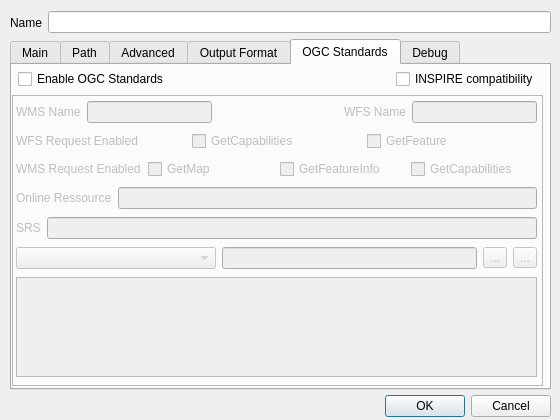
The window that ui/mapSetting.ui (guardeivid/MapfileEditor) describes before a commit, drawn with Qt 5.
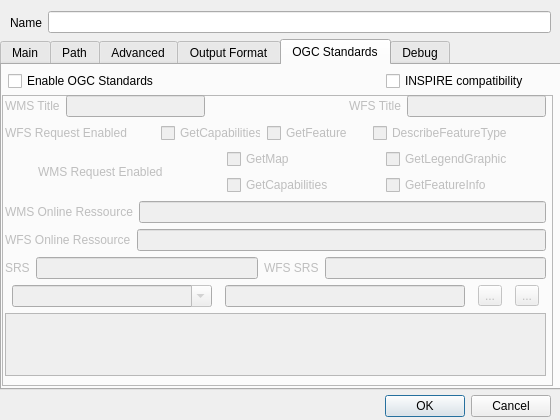
The same window after the commit. The open tabs and pages were chosen to show the change. Icons and pictures are not drawn. Custom widgets are drawn as their Qt base class.

Commit message: add ogcStandard support

The edit to the form file:
```diff
--- a/ui/mapSetting.ui
+++ b/ui/mapSetting.ui
@@ -56,9 +56,9 @@
   <widget class="QTabWidget" name="settingsForm">
    <property name="geometry">
     <rect>
-     <x>10</x>
+     <x>0</x>
      <y>39</y>
-     <width>541</width>
+     <width>561</width>
      <height>351</height>
     </rect>
    </property>
@@ -1472,7 +1472,7 @@
       <rect>
        <x>0</x>
        <y>30</y>
-       <width>531</width>
+       <width>551</width>
        <height>291</height>
       </rect>
      </property>
@@ -1485,9 +1485,9 @@
      <widget class="QWidget" name="layoutWidget">
       <property name="geometry">
        <rect>
-        <x>4</x>
-        <y>4</y>
-        <width>521</width>
+        <x>3</x>
+        <y>0</y>
+        <width>541</width>
         <height>281</height>
        </rect>
       </property>
@@ -1497,7 +1497,7 @@
          <item>
           <widget class="QLabel" name="label_3">
            <property name="text">
-            <string>WMS Name</string>
+            <string>WMS Title</string>
            </property>
           </widget>
          </item>
@@ -1520,7 +1520,7 @@
          <item>
           <widget class="QLabel" name="label_4">
            <property name="text">
-            <string>WFS Name</string>
+            <string>WFS Title</string>
            </property>
           </widget>
          </item>
@@ -1532,57 +1532,127 @@
        <item>
         <layout class="QHBoxLayout" name="horizontalLayout_33">
          <item>
-          <widget class="QLabel" name="label_6">
+          <widget class="QLabel" name="mf_map_web_md_wfs_enable_label">
+           <property name="maximumSize">
+            <size>
+             <width>150</width>
+             <height>16777215</height>
+            </size>
+           </property>
            <property name="text">
             <string>WFS Request Enabled</string>
            </property>
           </widget>
          </item>
          <item>
-          <widget class="QCheckBox" name="checkBox_5">
+          <widget class="QCheckBox" name="mf_map_web_md_wfs_enable_gc">
+           <property name="maximumSize">
+            <size>
+             <width>100</width>
+             <height>16777215</height>
+            </size>
+           </property>
            <property name="text">
             <string>GetCapabilities</string>
            </property>
           </widget>
          </item>
          <item>
-          <widget class="QCheckBox" name="checkBox_2">
+          <widget class="QCheckBox" name="mf_map_web_md_wfs_enable_gf">
+           <property name="maximumSize">
+            <size>
+             <width>100</width>
+             <height>16777215</height>
+            </size>
+           </property>
            <property name="text">
             <string>GetFeature</string>
            </property>
           </widget>
          </item>
+         <item>
+          <widget class="QCheckBox" name="mf_map_web_md_wfs_enable_dft">
+           <property name="text">
+            <string>DescribeFeatureType</string>
+           </property>
+          </widget>
+         </item>
         </layout>
        </item>
        <item>
         <layout class="QHBoxLayout" name="horizontalLayout_32">
          <item>
-          <widget class="QLabel" name="label_7">
+          <widget class="QLabel" name="mf_map_web_md_wms_enable_label">
+           <property name="maximumSize">
+            <size>
+             <width>150</width>
+             <height>16777215</height>
+            </size>
+           </property>
            <property name="text">
             <string>WMS Request Enabled</string>
            </property>
           </widget>
          </item>
          <item>
-          <widget class="QCheckBox" name="checkBox_3">
-           <property name="text">
-            <string>GetMap</string>
-           </property>
-          </widget>
+          <layout class="QVBoxLayout" name="verticalLayout_7">
+           <item>
+            <widget class="QCheckBox" name="mf_map_web_md_wms_enable_gm">
+             <property name="maximumSize">
+              <size>
+               <width>70</width>
+               <height>16777215</height>
+              </size>
+             </property>
+             <property name="text">
+              <string>GetMap</string>
+             </property>
+            </widget>
+           </item>
+           <item>
+            <widget class="QCheckBox" name="mf_map_web_md_wms_enable_gc">
+             <property name="maximumSize">
+              <size>
+               <width>120</width>
+               <height>16777215</height>
+              </size>
+             </property>
+             <property name="text">
+              <string>GetCapabilities</string>
+             </property>
+            </widget>
+           </item>
+          </layout>
          </item>
          <item>
-          <widget class="QCheckBox" name="checkBox_4">
-           <property name="text">
-            <string>GetFeatureInfo</string>
-           </property>
-          </widget>
-         </item>
-         <item>
-          <widget class="QCheckBox" name="checkBox_6">
-           <property name="text">
-            <string>GetCapabilities</string>
-           </property>
-          </widget>
+          <layout class="QVBoxLayout" name="verticalLayout_6">
+           <item>
+            <widget class="QCheckBox" name="mf_map_web_md_wms_enable_glg">
+             <property name="maximumSize">
+              <size>
+               <width>150</width>
+               <height>16777215</height>
+              </size>
+             </property>
+             <property name="text">
+              <string>GetLegendGraphic</string>
+             </property>
+            </widget>
+           </item>
+           <item>
+            <widget class="QCheckBox" name="mf_map_web_md_wms_enable_gfi">
+             <property name="maximumSize">
+              <size>
+               <width>115</width>
+               <height>16777215</height>
+              </size>
+             </property>
+             <property name="text">
+              <string>GetFeatureInfo</string>
+             </property>
+            </widget>
+           </item>
+          </layout>
          </item>
         </layout>
        </item>
@@ -1591,12 +1661,26 @@
          <item>
           <widget class="QLabel" name="label_5">
            <property name="text">
-            <string>Online Ressource</string>
+            <string>WMS Online Ressource</string>
            </property>
           </widget>
          </item>
          <item>
-          <widget class="QLineEdit" name="lineEdit_3"/>
+          <widget class="QLineEdit" name="mf_map_web_md_wms_onlineressource"/>
+         </item>
+        </layout>
+       </item>
+       <item>
+        <layout class="QHBoxLayout" name="horizontalLayout_39">
+         <item>
+          <widget class="QLabel" name="mf_map_web_md_wfs_onlineressource_label">
+           <property name="text">
+            <string>WFS Online Ressource</string>
+           </property>
+          </widget>
+         </item>
+         <item>
+          <widget class="QLineEdit" name="mf_map_web_md_wfs_onlineressource"/>
          </item>
         </layout>
        </item>
@@ -1610,7 +1694,17 @@
           </widget>
          </item>
          <item>
-          <widget class="QLineEdit" name="lineEdit_4"/>
+          <widget class="QLineEdit" name="mf_map_web_md_wms_srs"/>
+         </item>
+         <item>
+          <widget class="QLabel" name="mf_map_web_md_wfs_srs_label">
+           <property name="text">
+            <string>WFS SRS</string>
+           </property>
+          </widget>
+         </item>
+         <item>
+          <widget class="QLineEdit" name="mf_map_web_md_wfs_srs"/>
          </item>
         </layout>
        </item>
@@ -1630,10 +1724,23 @@
              <height>16777215</height>
             </size>
            </property>
+           <property name="editable">
+            <bool>true</bool>
+           </property>
+           <property name="insertPolicy">
+            <enum>QComboBox::InsertAtTop</enum>
+           </property>
           </widget>
          </item>
          <item>
-          <widget class="QLineEdit" name="lineEdit_5"/>
+          <widget class="QLineEdit" name="mf_map_web_md_option_value">
+           <property name="maximumSize">
+            <size>
+             <width>240</width>
+             <height>16777215</height>
+            </size>
+           </property>
+          </widget>
          </item>
          <item>
           <widget class="QToolButton" name="toolButton">
@@ -1660,7 +1767,7 @@
         </layout>
        </item>
        <item>
-        <widget class="QListView" name="listView">
+        <widget class="QTableView" name="mf_map_web_md_options_list">
          <property name="minimumSize">
           <size>
            <width>0</width>
@@ -1684,7 +1791,7 @@
        <x>6</x>
        <y>3</y>
        <width>521</width>
-       <height>23</height>
+       <height>26</height>
       </rect>
      </property>
      <layout class="QHBoxLayout" name="horizontalLayout_38">
```
Left out of the diff: 22 changed lines with no effect on the pictures. The commit also changes 2 other files.
